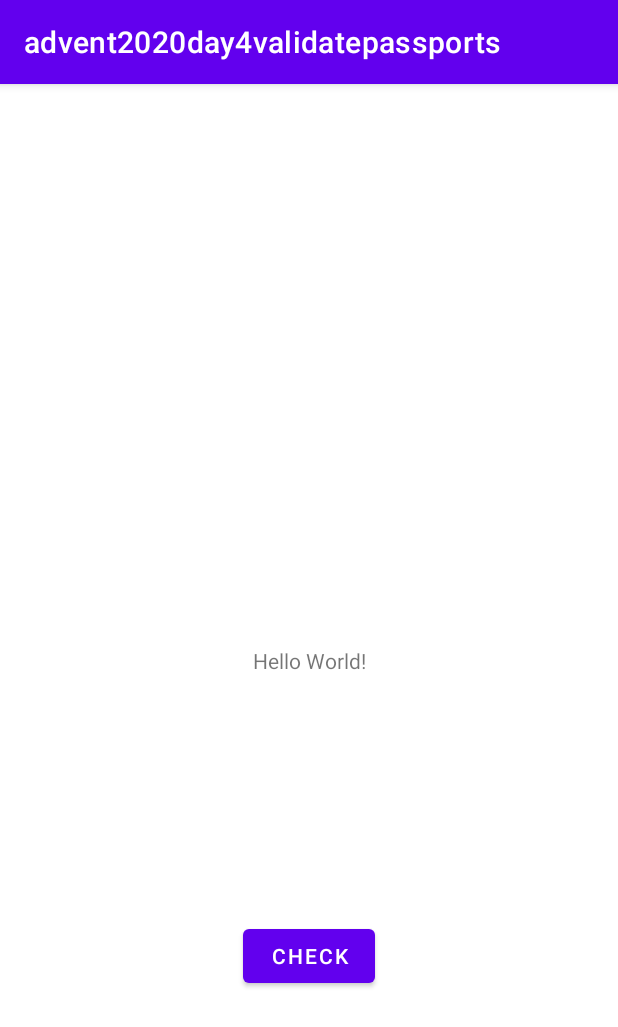
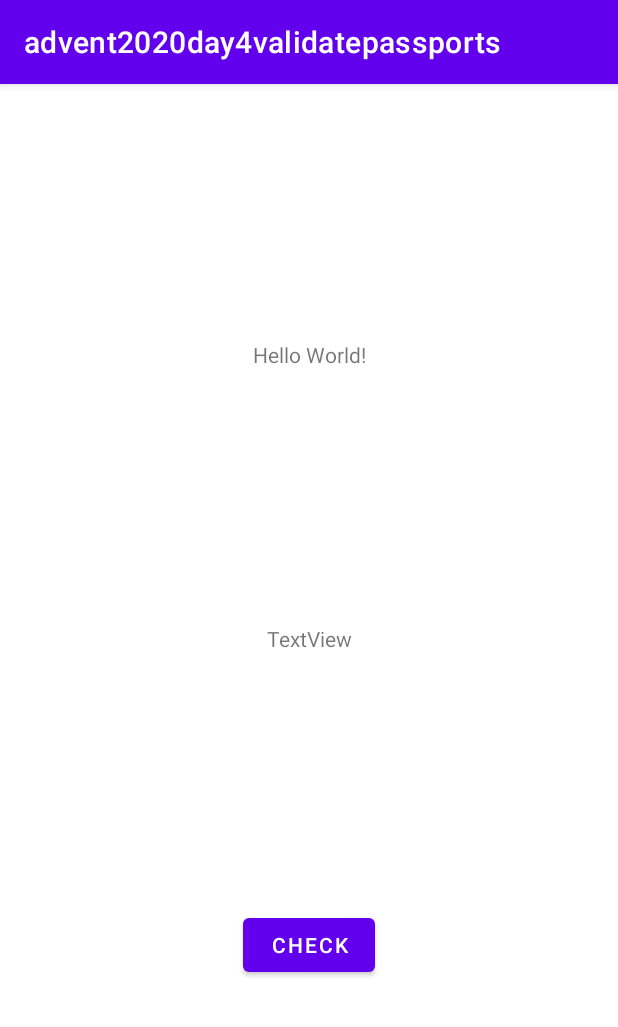
Before and after one commit to veikkonyfors/AdventOfCode2020, an Android app: the screen it shows after launch (ValidPassportActivity), on a phone screen of 412 x 824 dp. Shown: the top 1027 px of the screen. Run offline under Robolectric (Android 15) with nearby library versions, the phone set to English and light mode, and no system bars.

Commit message:
Day 4 ready

```diff
--- a/app/advent2020day4validatepassports/src/main/res/layout/activity_valid_passport.xml
+++ b/app/advent2020day4validatepassports/src/main/res/layout/activity_valid_passport.xml
@@ -3,15 +3,34 @@
     android:layout_width="match_parent"
     android:layout_height="match_parent"
     tools:context="com.viware.advent2020day4validatepassports.ValidPassportActivity">
-    <TextView android:id="@+id/textView" android:layout_width="wrap_content"
-        android:layout_height="wrap_content" android:text="Hello World!"
-        app:layout_constraintBottom_toBottomOf="parent" app:layout_constraintEnd_toEndOf="parent"
+
+    <TextView
+        android:id="@+id/textViewIsOkFields"
+        android:layout_width="wrap_content"
+        android:layout_height="wrap_content"
+        android:text="Hello World!"
+        app:layout_constraintBottom_toTopOf="@+id/textViewIsValidFields"
+        app:layout_constraintEnd_toEndOf="parent"
         app:layout_constraintStart_toStartOf="parent"
-        app:layout_constraintTop_toTopOf="parent"/>
-    <Button android:id="@+id/checkButton"
+        app:layout_constraintTop_toTopOf="parent" />
+
+    <Button
+        android:id="@+id/checkButton"
         android:layout_width="wrap_content"
-        android:layout_height="wrap_content" android:text="Check"
+        android:layout_height="wrap_content"
+        android:text="Check"
         app:layout_constraintBottom_toBottomOf="parent"
-        app:layout_constraintEnd_toEndOf="parent" app:layout_constraintStart_toStartOf="parent"
-        app:layout_constraintTop_toBottomOf="@+id/textView"/>
+        app:layout_constraintEnd_toEndOf="parent"
+        app:layout_constraintStart_toStartOf="parent"
+        app:layout_constraintTop_toBottomOf="@+id/textViewIsValidFields" />
+
+    <TextView
+        android:id="@+id/textViewIsValidFields"
+        android:layout_width="wrap_content"
+        android:layout_height="wrap_content"
+        android:text="TextView"
+        app:layout_constraintBottom_toTopOf="@+id/checkButton"
+        app:layout_constraintEnd_toEndOf="parent"
+        app:layout_constraintStart_toStartOf="parent"
+        app:layout_constraintTop_toBottomOf="@+id/textViewIsOkFields" />
 </androidx.constraintlayout.widget.ConstraintLayout>
```
Also changed, not shown: app/advent2020day4validatepassports/src/main/java/com/viware/advent2020day4validatepassports/Passport.kt (+8 -15 lines), app/advent2020day4validatepassports/src/main/java/com/viware/advent2020day4validatepassports/ValidPassportActivity.kt (+7 -3 lines), 3 other files.
